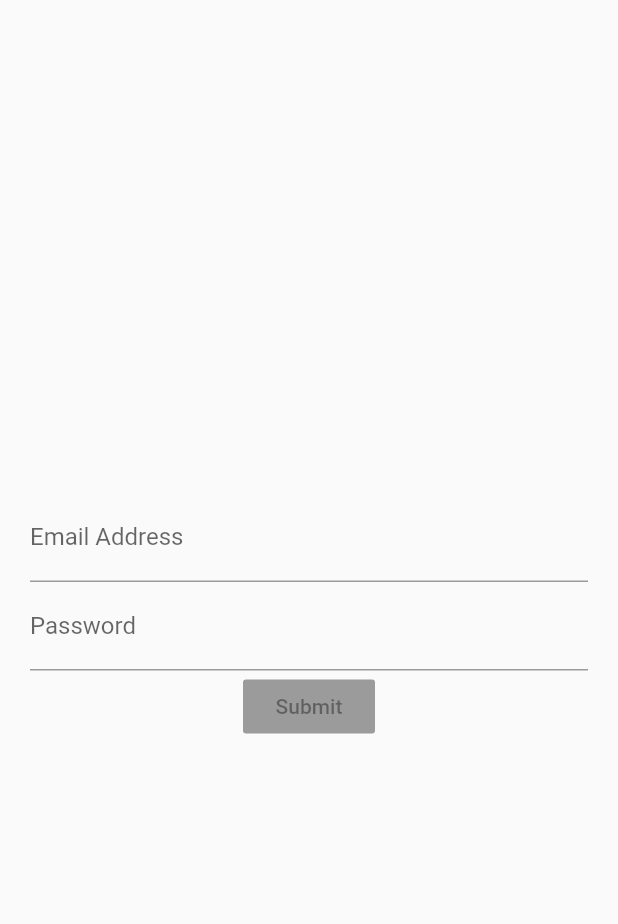
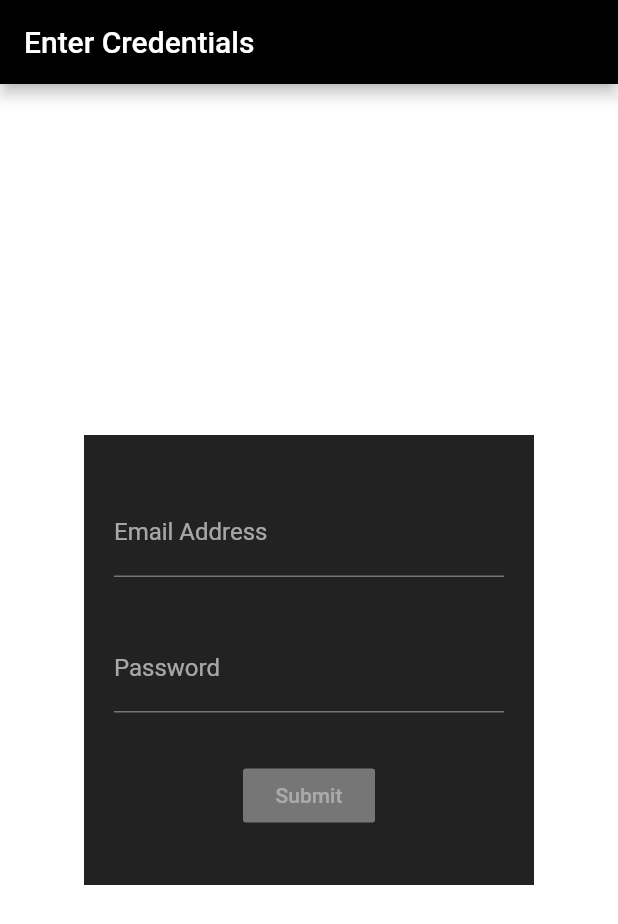
Before and after one commit to utsavdutta/Flutter_loginPage_bloc, a Flutter app: the screen it shows after launch, on a phone screen of 412 x 824 dp. Shown: the top 924 px of the screen. Run offline on Flutter 3.47's test engine with Material 2 defaults, Android fonts, the phone set to English and light mode, and no system bars; our stand-ins replace rxdart.

Commit message:
Commit 2

```diff
--- a/lib/scr/app.dart
+++ b/lib/scr/app.dart
@@ -7,9 +7,16 @@ class App extends StatelessWidget {
   Widget build(BuildContext context) {
     return Provider(
       child: MaterialApp(
+        theme: ThemeData.dark(),
         title: 'Login Screens',
-        home: Scaffold(
-          body: LoginScreen(),
+        home: SafeArea(
+          child: Scaffold(
+            backgroundColor: Colors.white70,
+            appBar: AppBar(title: Text('Enter Credentials'),
+              backgroundColor: Colors.black,
+            ),
+            body: LoginScreen(),
+          ),
         ),
       ),
     );
--- a/lib/scr/screens/loginScreen.dart
+++ b/lib/scr/screens/loginScreen.dart
@@ -8,9 +8,17 @@ class LoginScreen extends StatelessWidget {
     final bloc = Provider.of(context);
     return Container(
       margin:EdgeInsets.all(20),
-      child: Column(
-        mainAxisAlignment: MainAxisAlignment.center,
-        children: [emailField(bloc), passwordField(bloc), submitButton(bloc)],
+      child: Center(
+        child: Container(
+          padding:EdgeInsets.all(20),
+          color: Colors.black87,
+          height: 300,
+          width: 300,
+          child: Column(
+            mainAxisAlignment: MainAxisAlignment.spaceAround,
+            children: [emailField(bloc), passwordField(bloc), submitButton(bloc)],
+          ),
+        ),
       ),
     );
   }
```
